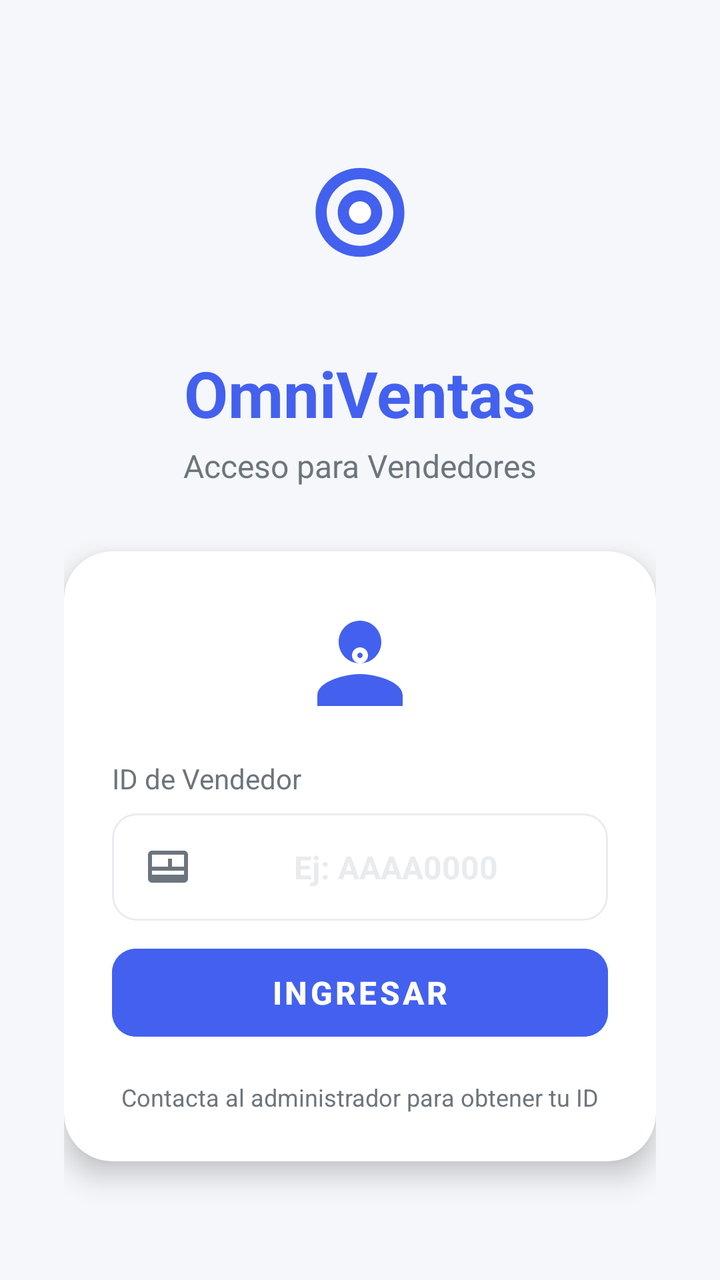
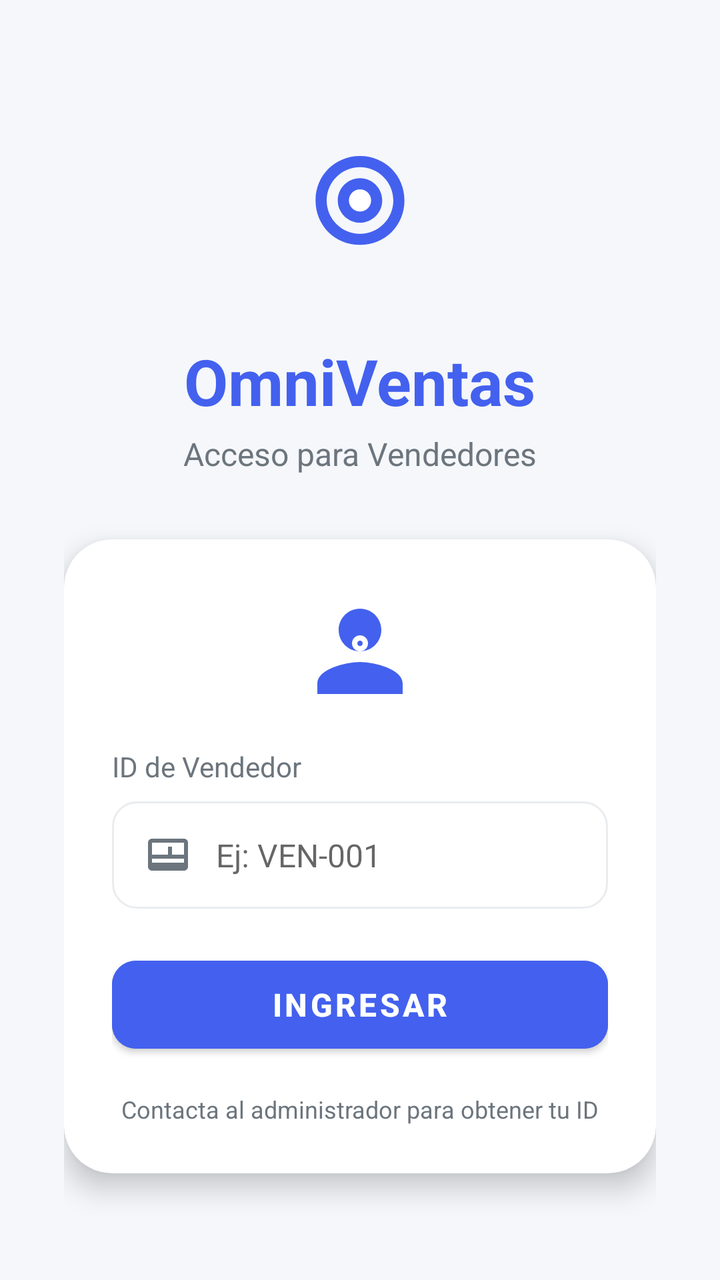

An Android layout rendered at two revisions. The XML below is the earlier revision; the diff shows what the commit changed to produce the second picture.
<!-- AndroidManifest.xml: application theme Theme.OmniVentas -->
<!-- res/layout/activity_login.xml -->
<?xml version="1.0" encoding="utf-8"?>
<LinearLayout xmlns:android="http://schemas.android.com/apk/res/android"
    xmlns:app="http://schemas.android.com/apk/res-auto"
    android:layout_width="match_parent"
    android:layout_height="match_parent"
    android:orientation="vertical"
    android:gravity="center"
    android:padding="32dp"
    android:background="@color/light_gray">

    
    <ImageView
        android:id="@+id/iv_logo"
        android:layout_width="100dp"
        android:layout_height="100dp"
        android:src="@drawable/ic_launcher_foreground"
        android:layout_marginBottom="16dp"
        android:scaleType="centerInside"
        android:foreground="@drawable/logo_glow" />

    
    <TextView
        android:id="@+id/tv_title"
        android:layout_width="wrap_content"
        android:layout_height="wrap_content"
        android:text="OmniVentas"
        android:textSize="32sp"
        android:textStyle="bold"
        android:textColor="@color/primary"
        android:layout_marginBottom="4dp" />

    <TextView
        android:id="@+id/tv_subtitle"
        android:layout_width="wrap_content"
        android:layout_height="wrap_content"
        android:text="Acceso para Vendedores"
        android:textSize="16sp"
        android:textColor="@color/gray"
        android:layout_marginBottom="32dp" />

    
    <androidx.cardview.widget.CardView
        android:id="@+id/card_login"
        android:layout_width="match_parent"
        android:layout_height="wrap_content"
        app:cardCornerRadius="24dp"
        app:cardElevation="8dp"
        app:cardBackgroundColor="@color/white">

        <LinearLayout
            android:layout_width="match_parent"
            android:layout_height="wrap_content"
            android:orientation="vertical"
            android:padding="24dp">

            
            <ImageView
                android:layout_width="64dp"
                android:layout_height="64dp"
                android:src="@drawable/ic_vendor"
                android:layout_gravity="center"
                android:layout_marginBottom="16dp" />

            <TextView
                android:layout_width="wrap_content"
                android:layout_height="wrap_content"
                android:text="ID de Vendedor"
                android:textSize="14sp"
                android:textColor="@color/gray"
                android:layout_marginBottom="8dp" />

            
            <LinearLayout
                android:layout_width="match_parent"
                android:layout_height="wrap_content"
                android:orientation="horizontal"
                android:background="@drawable/edit_text_background"
                android:padding="4dp"
                android:layout_marginBottom="8dp">

                <ImageView
                    android:layout_width="24dp"
                    android:layout_height="24dp"
                    android:src="@drawable/ic_vendor_id"
                    android:layout_gravity="center"
                    android:layout_marginStart="12dp" />

                <EditText
                    android:id="@+id/et_vendor_id"
                    android:layout_width="0dp"
                    android:layout_height="wrap_content"
                    android:layout_weight="1"
                    android:hint="Ej: AAAA0000"
                    android:inputType="text"
                    android:maxLength="8"
                    android:background="@android:color/transparent"
                    android:padding="12dp"
                    android:textSize="16dp"
                    android:textColor="@color/dark"
                    android:digits="abcdefghijklmnopqrstuvwxyzABCDEFGHIJKLMNOPQRSTUVWXYZ0123456789"
                    android:textAlignment="center"
                    android:textStyle="bold"
                    android:textColorHint="@color/gray_light" />
            </LinearLayout>

            
            <LinearLayout
                android:id="@+id/ll_status_container"
                android:layout_width="match_parent"
                android:layout_height="wrap_content"
                android:orientation="horizontal"
                android:gravity="center"
                android:visibility="gone"
                android:layout_marginBottom="12dp">

                <TextView
                    android:id="@+id/tv_status_message"
                    android:layout_width="wrap_content"
                    android:layout_height="wrap_content"
                    android:text=""
                    android:textSize="15sp"
                    android:textStyle="bold"
                    android:textColor="@color/primary" />
            </LinearLayout>

            
            <TextView
                android:id="@+id/tv_error"
                android:layout_width="match_parent"
                android:layout_height="wrap_content"
                android:text=""
                android:textColor="@color/danger"
                android:textSize="14sp"
                android:gravity="center"
                android:visibility="gone"
                android:layout_marginBottom="8dp" />

            
            <ProgressBar
                android:id="@+id/progress_bar"
                android:layout_width="wrap_content"
                android:layout_height="wrap_content"
                android:layout_gravity="center"
                android:visibility="gone"
                android:layout_marginBottom="8dp" />

            
            <Button
                android:id="@+id/btn_login"
                android:layout_width="match_parent"
                android:layout_height="56dp"
                android:text="Ingresar"
                android:textSize="16sp"
                android:textStyle="bold"
                android:backgroundTint="@color/primary"
                app:cornerRadius="12dp"
                android:stateListAnimator="@null" />

            <TextView
                android:layout_width="wrap_content"
                android:layout_height="wrap_content"
                android:text="Contacta al administrador para obtener tu ID"
                android:textSize="12sp"
                android:textColor="@color/gray"
                android:layout_gravity="center"
                android:layout_marginTop="16dp" />

        </LinearLayout>
    </androidx.cardview.widget.CardView>

</LinearLayout>
<!-- resources referenced by this layout -->
<resources>
  <color name="danger">#EF476F</color>
  <color name="dark">#212529</color>
  <color name="gray">#6C757D</color>
  <color name="gray_light">#E9ECEF</color>
  <color name="light_gray">#F5F7FB</color>
  <color name="primary">#4361EE</color>
  <color name="white">#FFFFFF</color>
  <!-- drawable edit_text_background (drawable) -->
  <?xml version="1.0" encoding="utf-8"?>
  <shape xmlns:android="http://schemas.android.com/apk/res/android">
      <solid android:color="@color/white" />
      <stroke android:width="1dp" android:color="@color/gray_light" />
      <corners android:radius="12dp" />
  </shape>
  <!-- drawable ic_launcher_foreground (drawable) -->
  <?xml version="1.0" encoding="utf-8"?>
  <vector xmlns:android="http://schemas.android.com/apk/res/android"
      android:width="108dp"
      android:height="108dp"
      android:viewportWidth="108"
      android:viewportHeight="108">
      <path
          android:fillColor="#4361EE"
          android:pathData="M54,27C40.5,27 30,37.5 30,51C30,64.5 40.5,75 54,75C67.5,75 78,64.5 78,51C78,37.5 67.5,27 54,27ZM54,69C44.1,69 36,60.9 36,51C36,41.1 44.1,33 54,33C63.9,33 72,41.1 72,51C72,60.9 63.9,69 54,69ZM54,39C47.4,39 42,44.4 42,51C42,57.6 47.4,63 54,63C60.6,63 66,57.6 66,51C66,44.4 60.6,39 54,39Z"/>
      <path
          android:fillColor="#FFFFFF"
          android:pathData="M54,45C50.7,45 48,47.7 48,51C48,54.3 50.7,57 54,57C57.3,57 60,54.3 60,51C60,47.7 57.3,45 54,45Z"/>
  </vector>
  <!-- drawable ic_vendor (drawable) -->
  <?xml version="1.0" encoding="utf-8"?>
  <vector xmlns:android="http://schemas.android.com/apk/res/android"
      android:width="64dp"
      android:height="64dp"
      android:viewportWidth="24"
      android:viewportHeight="24">
      <path
          android:fillColor="@color/primary"
          android:pathData="M12,12c2.21,0 4,-1.79 4,-4s-1.79,-4 -4,-4 -4,1.79 -4,4 1.79,4 4,4zM12,14c-2.67,0 -8,1.34 -8,4v2h16v-2c0,-2.66 -5.33,-4 -8,-4z"/>
      <path
          android:fillColor="@color/white"
          android:pathData="M12,12c-0.83,0 -1.5,-0.67 -1.5,-1.5S11.17,9 12,9s1.5,0.67 1.5,1.5S12.83,12 12,12zM12,10c-0.28,0 -0.5,0.22 -0.5,0.5S11.72,11 12,11s0.5,-0.22 0.5,-0.5S12.28,10 12,10z"/>
  </vector>
  <!-- drawable ic_vendor_id (drawable) -->
  <?xml version="1.0" encoding="utf-8"?>
  <vector xmlns:android="http://schemas.android.com/apk/res/android"
      android:width="24dp"
      android:height="24dp"
      android:viewportWidth="24"
      android:viewportHeight="24">
      <path
          android:fillColor="@color/gray"
          android:pathData="M20,4H4c-1.1,0 -2,0.9 -2,2v12c0,1.1 0.9,2 2,2h16c1.1,0 2,-0.9 2,-2V6c0,-1.1 -0.9,-2 -2,-2zM4,6h16v2H4V6zM4,12v-2h4v2H4zM4,10V8h4v2H4zM12,12H8v-2h4v2zM12,10H8V8h4v2zM20,12h-6v-2h6v2zM20,10h-6V8h6v2zM4,16v-2h16v2H4z"/>
  </vector>
  <!-- drawable logo_glow (drawable) -->
  <?xml version="1.0" encoding="utf-8"?>
  <shape xmlns:android="http://schemas.android.com/apk/res/android"
      android:shape="oval">
      <solid android:color="@color/primary_light" />
      <size android:width="120dp" android:height="120dp" />
      <alpha android:alpha="20" />
  </shape>
  <style name="Theme.OmniVentas" parent="Theme.MaterialComponents.DayNight.NoActionBar">
          <item name="colorPrimary">@color/primary</item>
          <item name="colorPrimaryVariant">@color/primary_dark</item>
          <item name="colorOnPrimary">@color/white</item>
          <item name="colorSecondary">@color/secondary</item>
          <item name="colorOnSecondary">@color/white</item>
          <item name="android:statusBarColor">@color/primary</item>
          <item name="android:windowBackground">@color/light_gray</item>
      </style>
  <color name="primary_light">#6C8CFF</color>
  <color name="primary_dark">#3A56D4</color>
  <color name="secondary">#3F37C9</color>
</resources>

<!-- the commit's change to res/layout/activity_login.xml (unified diff, before → after) -->
@@ -15,8 +15,7 @@
         android:layout_height="100dp"
         android:src="@drawable/ic_launcher_foreground"
         android:layout_marginBottom="16dp"
-        android:scaleType="centerInside"
-        android:foreground="@drawable/logo_glow" />
+        android:scaleType="centerInside" />
 
     
     <TextView
@@ -76,7 +75,7 @@
                 android:orientation="horizontal"
                 android:background="@drawable/edit_text_background"
                 android:padding="4dp"
-                android:layout_marginBottom="8dp">
+                android:layout_marginBottom="20dp">
 
                 <ImageView
                     android:layout_width="24dp"
@@ -90,59 +89,13 @@
                     android:layout_width="0dp"
                     android:layout_height="wrap_content"
                     android:layout_weight="1"
-                    android:hint="Ej: AAAA0000"
+                    android:hint="Ej: VEN-001"
                     android:inputType="text"
-                    android:maxLength="8"
                     android:background="@android:color/transparent"
                     android:padding="12dp"
                     android:textSize="16dp"
-                    android:textColor="@color/dark"
-                    android:digits="abcdefghijklmnopqrstuvwxyzABCDEFGHIJKLMNOPQRSTUVWXYZ0123456789"
-                    android:textAlignment="center"
-                    android:textStyle="bold"
-                    android:textColorHint="@color/gray_light" />
+                    android:textColor="@color/dark" />
             </LinearLayout>
-
-            
-            <LinearLayout
-                android:id="@+id/ll_status_container"
-                android:layout_width="match_parent"
-                android:layout_height="wrap_content"
-                android:orientation="horizontal"
-                android:gravity="center"
-                android:visibility="gone"
-                android:layout_marginBottom="12dp">
-
-                <TextView
-                    android:id="@+id/tv_status_message"
-                    android:layout_width="wrap_content"
-                    android:layout_height="wrap_content"
-                    android:text=""
-                    android:textSize="15sp"
-                    android:textStyle="bold"
-                    android:textColor="@color/primary" />
-            </LinearLayout>
-
-            
-            <TextView
-                android:id="@+id/tv_error"
-                android:layout_width="match_parent"
-                android:layout_height="wrap_content"
-                android:text=""
-                android:textColor="@color/danger"
-                android:textSize="14sp"
-                android:gravity="center"
-                android:visibility="gone"
-                android:layout_marginBottom="8dp" />
-
-            
-            <ProgressBar
-                android:id="@+id/progress_bar"
-                android:layout_width="wrap_content"
-                android:layout_height="wrap_content"
-                android:layout_gravity="center"
-                android:visibility="gone"
-                android:layout_marginBottom="8dp" />
 
             
             <Button
@@ -153,9 +106,9 @@
                 android:textSize="16sp"
                 android:textStyle="bold"
                 android:backgroundTint="@color/primary"
-                app:cornerRadius="12dp"
-                android:stateListAnimator="@null" />
+                app:cornerRadius="12dp" />
 
+            
             <TextView
                 android:layout_width="wrap_content"
                 android:layout_height="wrap_content"
<!-- resource entries referenced after the edit -->
@@ -1,6 +1,5 @@
 <!-- resources referenced by this layout -->
 <resources>
-  <color name="danger">#EF476F</color>
   <color name="dark">#212529</color>
   <color name="gray">#6C757D</color>
   <color name="gray_light">#E9ECEF</color>
@@ -53,14 +52,6 @@
           android:fillColor="@color/gray"
           android:pathData="M20,4H4c-1.1,0 -2,0.9 -2,2v12c0,1.1 0.9,2 2,2h16c1.1,0 2,-0.9 2,-2V6c0,-1.1 -0.9,-2 -2,-2zM4,6h16v2H4V6zM4,12v-2h4v2H4zM4,10V8h4v2H4zM12,12H8v-2h4v2zM12,10H8V8h4v2zM20,12h-6v-2h6v2zM20,10h-6V8h6v2zM4,16v-2h16v2H4z"/>
   </vector>
-  <!-- drawable logo_glow (drawable) -->
-  <?xml version="1.0" encoding="utf-8"?>
-  <shape xmlns:android="http://schemas.android.com/apk/res/android"
-      android:shape="oval">
-      <solid android:color="@color/primary_light" />
-      <size android:width="120dp" android:height="120dp" />
-      <alpha android:alpha="20" />
-  </shape>
   <style name="Theme.OmniVentas" parent="Theme.MaterialComponents.DayNight.NoActionBar">
           <item name="colorPrimary">@color/primary</item>
           <item name="colorPrimaryVariant">@color/primary_dark</item>
@@ -70,7 +61,6 @@
           <item name="android:statusBarColor">@color/primary</item>
           <item name="android:windowBackground">@color/light_gray</item>
       </style>
-  <color name="primary_light">#6C8CFF</color>
   <color name="primary_dark">#3A56D4</color>
   <color name="secondary">#3F37C9</color>
 </resources>
